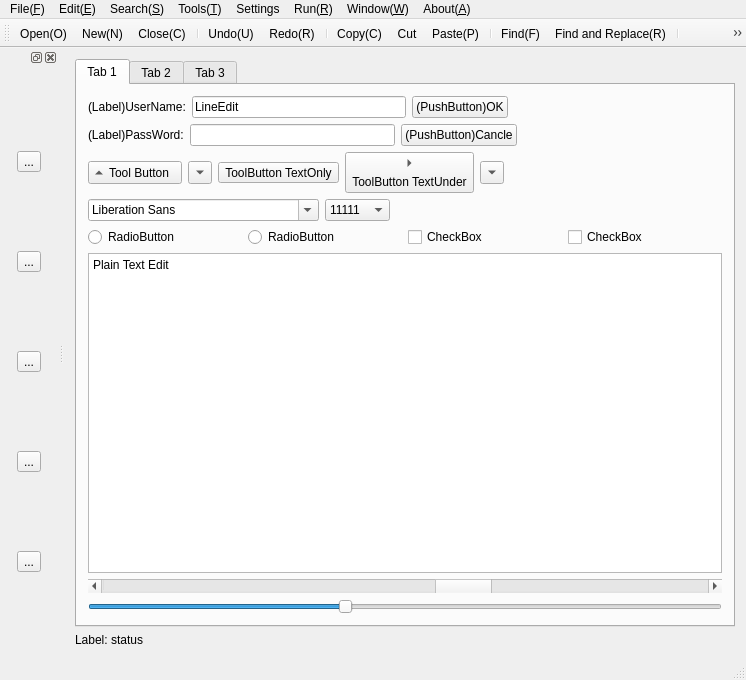
yanglw115/Softwares, file QT/Qt/StyleSheets/QssStyleSheetDebuger/mainwindow.ui: the form before one commit.
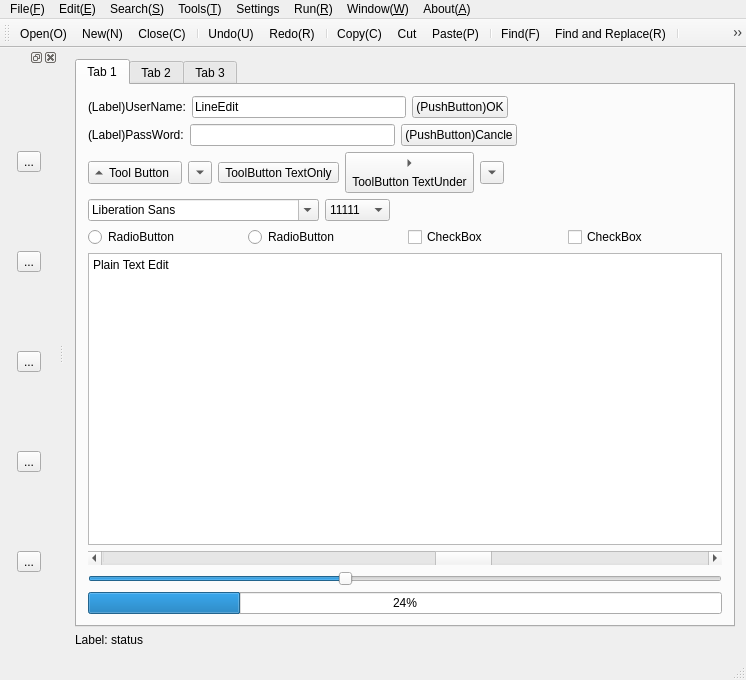
The form after the commit. The open tabs and pages were chosen to show the change. Icons and pictures are not drawn.

Patch:
```diff
--- a/QT/Qt/StyleSheets/QssStyleSheetDebuger/mainwindow.ui
+++ b/QT/Qt/StyleSheets/QssStyleSheetDebuger/mainwindow.ui
@@ -292,6 +292,13 @@
             </item>
            </layout>
           </item>
+          <item>
+           <widget class="QProgressBar" name="progressBar_2">
+            <property name="value">
+             <number>24</number>
+            </property>
+           </widget>
+          </item>
          </layout>
         </widget>
         <widget class="QWidget" name="tab_2">
```
Left out of the diff: 2 changed lines with no effect on the pictures.
